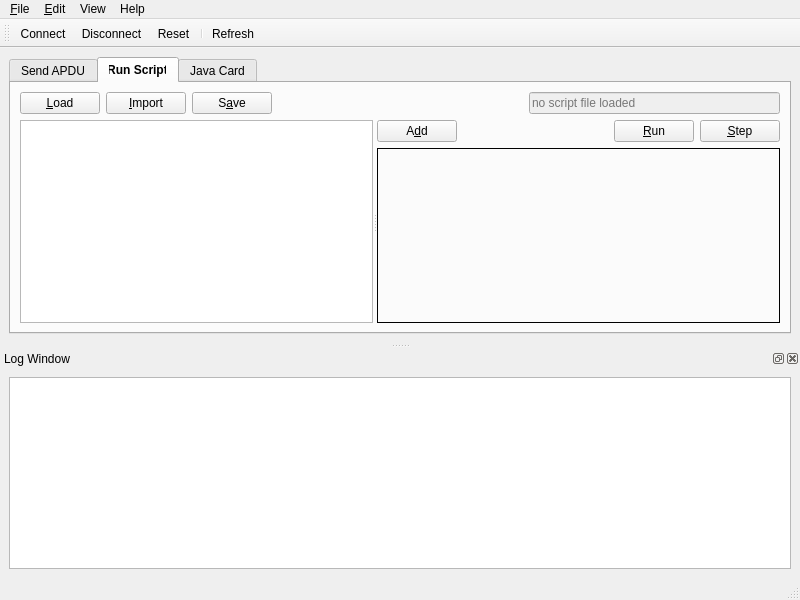
Above: res/forms/mainwindow.ui from CouleurQ/SmartCardManager before the change. Below: the same form after it.
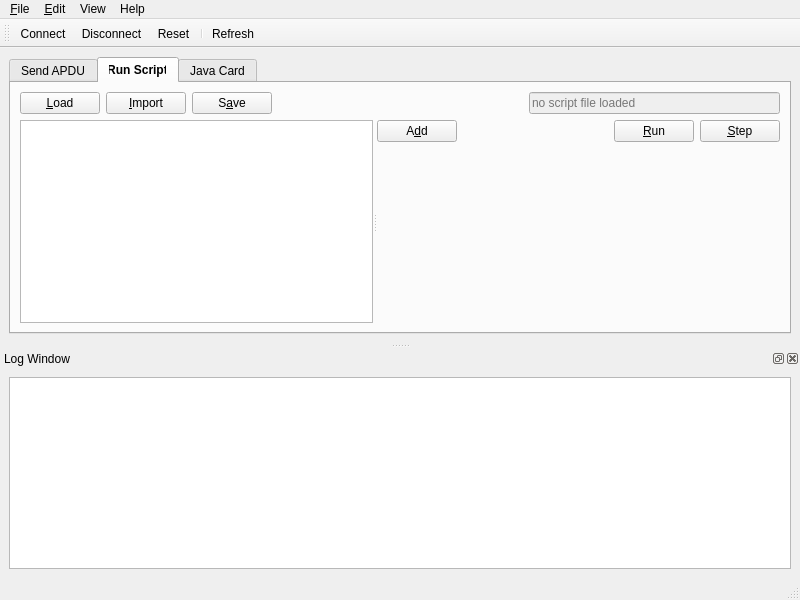
That is the form after the change. Icons and pictures are not drawn. Custom widgets are drawn as their Qt base class.

The edit to the form file:
```diff
--- a/res/forms/mainwindow.ui
+++ b/res/forms/mainwindow.ui
@@ -261,7 +261,7 @@
           <widget class="QWidget" name="rightPanel_2">
            <layout class="QVBoxLayout" name="verticalLayoutRightLeft">
             <item>
-             <widget class="QListView" name="sendApduListView">
+             <widget class="QListView" name="runScriptListView">
               <property name="acceptDrops">
                <bool>true</bool>
               </property>
@@ -330,7 +330,7 @@
                </sizepolicy>
               </property>
               <property name="frameShape">
-               <enum>QFrame::Shape::Box</enum>
+               <enum>QFrame::Shape::NoFrame</enum>
               </property>
               <property name="currentIndex">
                <number>-1</number>
```
